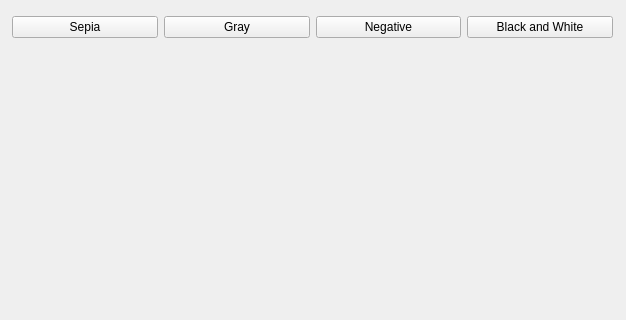
Before: the Qt Designer form ui/ui_files/editPhoto.ui in StanislavAntunovich/GearMess, drawn with Qt 5; both pictures show x 0 to 626 and y 0 to 320 of the 626 by 486 pixel window.
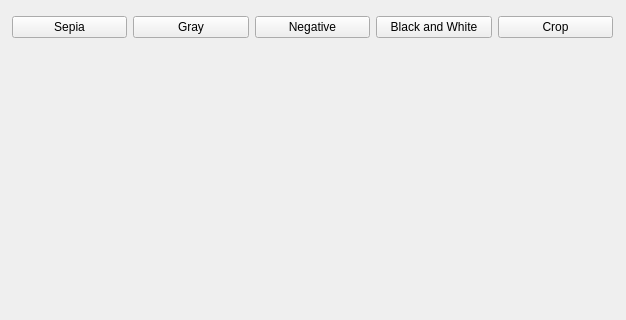
After: the same form once the commit is applied.

Commit message: добавлена кнопка

The edit to the form file:
```diff
--- a/ui/ui_files/editPhoto.ui
+++ b/ui/ui_files/editPhoto.ui
@@ -106,6 +106,13 @@
       </property>
      </widget>
     </item>
+    <item>
+     <widget class="QPushButton" name="cropPushButton">
+      <property name="text">
+       <string>Crop</string>
+      </property>
+     </widget>
+    </item>
    </layout>
   </widget>
  </widget>
```
